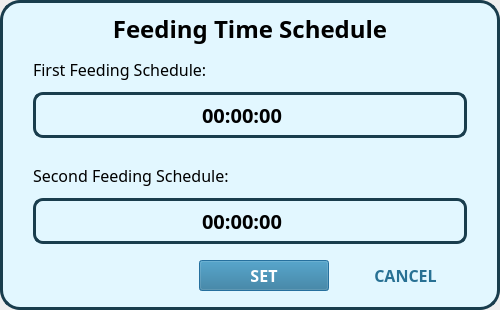
Above: feedingScheduleDialog.ui from jeraldconstantino/nitrate-sufficiency-monitoring-system before the change. Below: the same form after it.
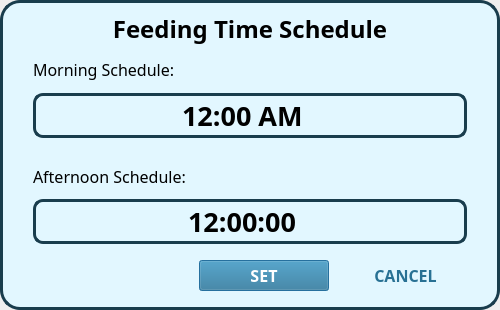
That is the form after the change.

```diff
--- a/feedingScheduleDialog.ui
+++ b/feedingScheduleDialog.ui
@@ -128,15 +128,22 @@
              <string notr="true"/>
             </property>
             <property name="text">
-             <string>First Feeding Schedule:</string>
+             <string>Morning Schedule:</string>
             </property>
            </widget>
           </item>
           <item>
            <widget class="QTimeEdit" name="firstSchedTime">
+            <property name="sizePolicy">
+             <sizepolicy hsizetype="Minimum" vsizetype="Fixed">
+              <horstretch>0</horstretch>
+              <verstretch>0</verstretch>
+             </sizepolicy>
+            </property>
             <property name="font">
              <font>
               <family>Poppins</family>
+              <pointsize>20</pointsize>
               <weight>75</weight>
               <bold>true</bold>
              </font>
@@ -147,13 +154,27 @@
     color: #000;
     border: 3px solid rgb(25, 61, 77);
     border-radius: 10px;
-    padding: 5px;
-    font-size: 20px;
 }</string>
             </property>
             <property name="alignment">
              <set>Qt::AlignCenter</set>
             </property>
+            <property name="buttonSymbols">
+             <enum>QAbstractSpinBox::UpDownArrows</enum>
+            </property>
+            <property name="maximumTime">
+             <time>
+              <hour>11</hour>
+              <minute>59</minute>
+              <second>59</second>
+             </time>
+            </property>
+            <property name="currentSection">
+             <enum>QDateTimeEdit::HourSection</enum>
+            </property>
+            <property name="displayFormat">
+             <string>h:mm AP</string>
+            </property>
            </widget>
           </item>
          </layout>
@@ -172,7 +193,7 @@
              </font>
             </property>
             <property name="text">
-             <string>Second Feeding Schedule:</string>
+             <string>Afternoon Schedule:</string>
             </property>
            </widget>
           </item>
@@ -181,6 +202,7 @@
             <property name="font">
              <font>
               <family>Poppins</family>
+              <pointsize>20</pointsize>
               <weight>75</weight>
               <bold>true</bold>
              </font>
@@ -191,13 +213,18 @@
     color: #000;
     border: 3px solid rgb(25, 61, 77);
     border-radius: 10px;
-    padding: 5px;
-    font-size: 20px;
 }</string>
             </property>
             <property name="alignment">
              <set>Qt::AlignCenter</set>
             </property>
+            <property name="minimumTime">
+             <time>
+              <hour>12</hour>
+              <minute>0</minute>
+              <second>0</second>
+             </time>
+            </property>
            </widget>
           </item>
          </layout>
```
